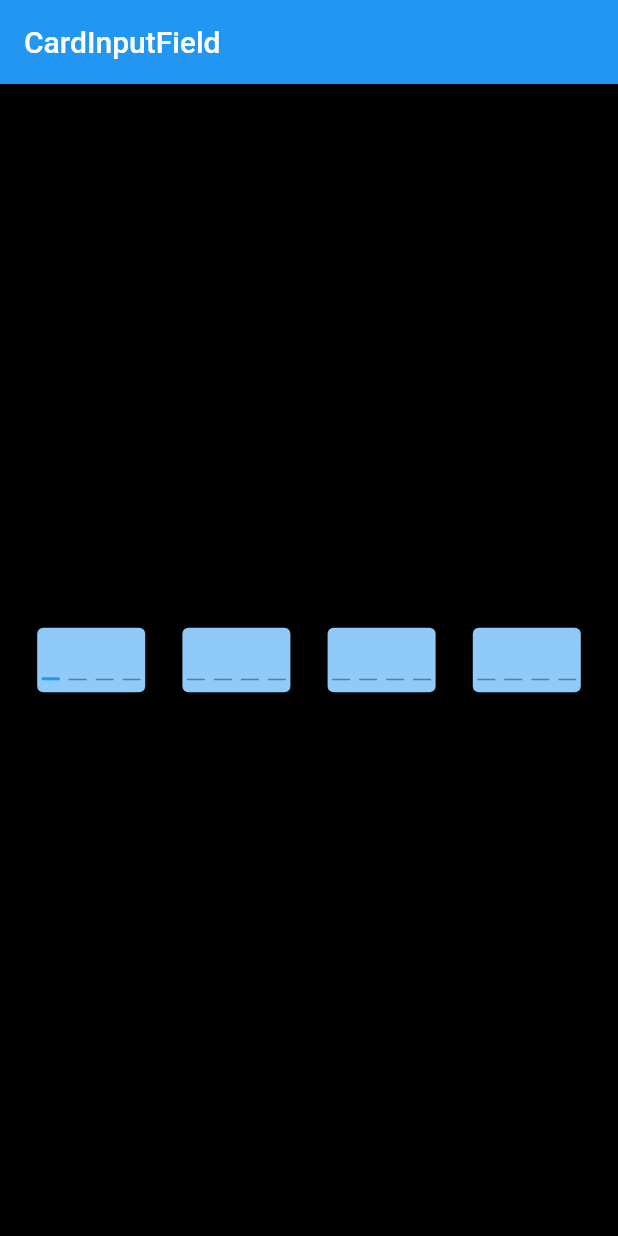
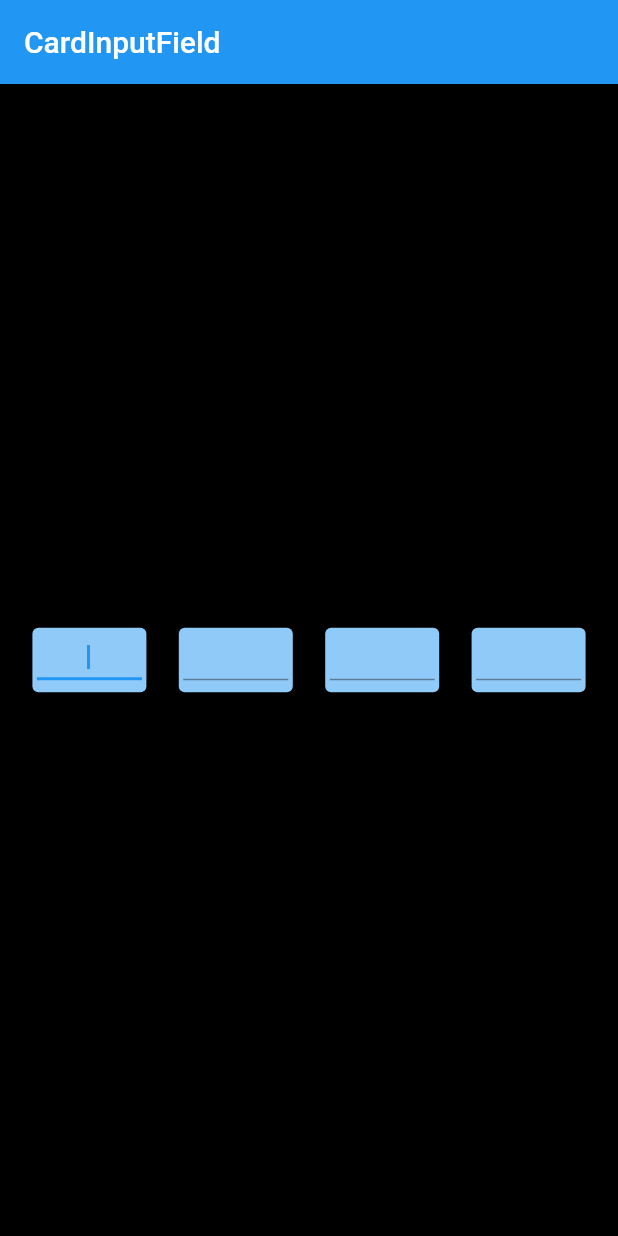
Before and after one commit to HosseinAsadi/card_input_field, a Flutter app: the screen it shows after launch, on a phone screen of 412 x 824 dp. Run offline on Flutter 3.47's test engine with Material 2 defaults, Android fonts, the phone set to English and light mode, and no system bars.

Commit message:
number of text fields was changed from 16 to 4

```diff
--- a/lib/card_input_field.dart
+++ b/lib/card_input_field.dart
@@ -6,18 +6,6 @@ import 'package:flutter/services.dart';
 
 class CardInputField extends StatefulWidget {
   List<TextEditingController> controllers = [
-    TextEditingController(),
-    TextEditingController(),
-    TextEditingController(),
-    TextEditingController(),
-    TextEditingController(),
-    TextEditingController(),
-    TextEditingController(),
-    TextEditingController(),
-    TextEditingController(),
-    TextEditingController(),
-    TextEditingController(),
-    TextEditingController(),
     TextEditingController(),
     TextEditingController(),
     TextEditingController(),
@@ -34,18 +22,6 @@ class _CardInputFieldState extends State<CardInputField> {
     FocusNode(),
     FocusNode(),
     FocusNode(),
-    FocusNode(),
-    FocusNode(),
-    FocusNode(),
-    FocusNode(),
-    FocusNode(),
-    FocusNode(),
-    FocusNode(),
-    FocusNode(),
-    FocusNode(),
-    FocusNode(),
-    FocusNode(),
-    FocusNode(),
   ];
 
   Widget input(
@@ -57,7 +33,7 @@ class _CardInputFieldState extends State<CardInputField> {
       Padding(
         padding: const EdgeInsets.symmetric(horizontal: 3.0),
         child: SizedBox(
-          width: 12.0,
+          width: 70.0,
           height: 35.0,
           child: TextField(
             controller: controller,
@@ -65,9 +41,9 @@ class _CardInputFieldState extends State<CardInputField> {
             inputFormatters: <TextInputFormatter>[
               FilteringTextInputFormatter.digitsOnly,
             ],
-            maxLength: 1,
-            showCursor: false,
-            style: TextStyle(fontSize: 14.0),
+            maxLength: 4,
+            style: const TextStyle(fontSize: 14.0, letterSpacing: 3.0),
+            textAlign: TextAlign.center,
             decoration: InputDecoration(
               counterText: '',
               contentPadding: const EdgeInsets.only(top: -10.0),
@@ -79,10 +55,10 @@ class _CardInputFieldState extends State<CardInputField> {
             //   if (next != null) FocusScope.of(context).requestFocus(next);
             // },
             onChanged: (val) {
-              if (val != '' && next != null) {
+              if (val.length == 4 && next != null) {
                 self.unfocus();
                 FocusScope.of(context).requestFocus(next);
-              } else if (before != null) {
+              } else if (before != null && val.length == 0) {
                 self.unfocus();
                 FocusScope.of(context).requestFocus(before);
               }
@@ -92,19 +68,10 @@ class _CardInputFieldState extends State<CardInputField> {
       );
 
   Widget box(
-      FocusNode? before1,
-      FocusNode self1,
-      FocusNode next1,
-      FocusNode self2,
-      FocusNode next2,
-      FocusNode self3,
-      FocusNode next3,
-      FocusNode self4,
-      FocusNode? next4,
-      TextEditingController controller1,
-      TextEditingController controller2,
-      TextEditingController controller3,
-      TextEditingController controller4,
+      FocusNode? before,
+      FocusNode self,
+      FocusNode? next,
+      TextEditingController controller,
       ) =>
       Container(
         decoration: BoxDecoration(
@@ -112,15 +79,7 @@ class _CardInputFieldState extends State<CardInputField> {
           borderRadius: BorderRadius.circular(4.0),
         ),
         padding: const EdgeInsets.only(bottom: 8.0),
-        child: Row(
-          mainAxisSize: MainAxisSize.min,
-          children: [
-            input(before1, self1, next1, controller1),
-            input(self1, self2, next2, controller2),
-            input(self2, self3, next3, controller3),
-            input(self3, self4, next4, controller4),
-          ],
-        ),
+        child: input(before, self, next, controller),
       );
 
   @override
@@ -128,7 +87,7 @@ class _CardInputFieldState extends State<CardInputField> {
     super.initState();
     Timer(Duration(milliseconds: 200), () {
       for (int i = 0; i < widget.controllers.length; i++)
-        if (widget.controllers[i].text == '') {
+        if (widget.controllers[i].text.length < 4) {
           focusNodes[i].requestFocus();
           break;
         }
@@ -142,66 +101,20 @@ class _CardInputFieldState extends State<CardInputField> {
       child: Row(
         mainAxisAlignment: MainAxisAlignment.spaceEvenly,
         children: [
+          box(null, focusNodes[0], focusNodes[1], widget.controllers[0]),
           box(
-            null,
             focusNodes[0],
             focusNodes[1],
+            focusNodes[2],
+            widget.controllers[1],
+          ),
+          box(
             focusNodes[1],
             focusNodes[2],
-            focusNodes[2],
             focusNodes[3],
-            focusNodes[3],
-            focusNodes[4],
-            widget.controllers[0],
-            widget.controllers[1],
             widget.controllers[2],
-            widget.controllers[3],
           ),
-          box(
-            focusNodes[3],
-            focusNodes[4],
-            focusNodes[5],
-            focusNodes[5],
-            focusNodes[6],
-            focusNodes[6],
-            focusNodes[7],
-            focusNodes[7],
-            focusNodes[8],
-            widget.controllers[4],
-            widget.controllers[5],
-            widget.controllers[6],
-            widget.controllers[7],
-          ),
-          box(
-            focusNodes[7],
-            focusNodes[8],
-            focusNodes[9],
-            focusNodes[9],
-            focusNodes[10],
-            focusNodes[10],
-            focusNodes[11],
-            focusNodes[11],
-            focusNodes[12],
-            widget.controllers[8],
-            widget.controllers[9],
-            widget.controllers[10],
-            widget.controllers[11],
-          ),
-          box(
-            focusNodes[11],
-            focusNodes[12],
-            focusNodes[13],
-            focusNodes[13],
-            focusNodes[14],
-            focusNodes[14],
-            focusNodes[15],
-            focusNodes[15],
-            null,
-            widget.controllers[12],
-            widget.controllers[13],
-            widget.controllers[14],
-            widget.controllers[15],
-          ),
+          box(focusNodes[2], focusNodes[3], null, widget.controllers[3]),
         ],
       ),
     );
--- a/lib/main.dart
+++ b/lib/main.dart
@@ -32,7 +32,7 @@ class _MyHomePageState extends State<MyHomePage> {
   @override
   void dispose() {
 
-    /// number of controllers is 16
+    /// number of controllers is 4
     cardNumberInput.controllers.forEach((element) {
       element.dispose();
     });
@@ -42,7 +42,7 @@ class _MyHomePageState extends State<MyHomePage> {
 
   /// you can set value for any of inputs like below
   void setValueForAnyField(){
-    cardNumberInput.controllers[0].text = '4';
+    cardNumberInput.controllers[0].text = '4556';
   }
 
   @override
--- a/pubspec.yaml
+++ b/pubspec.yaml
@@ -1,8 +1,6 @@
 name: card_input_field
-description: A new Flutter package.
-version: 0.2.1
-authors:
-  - Hossein_Asadi
+description: Flutter plugin for input bank card number.
+version: 1.0.0
 homepage: https://github.com/HosseinAsadi/card_input_field
 
 environment:
```
Also changed, not shown: pubspec.lock, 2 other files.
